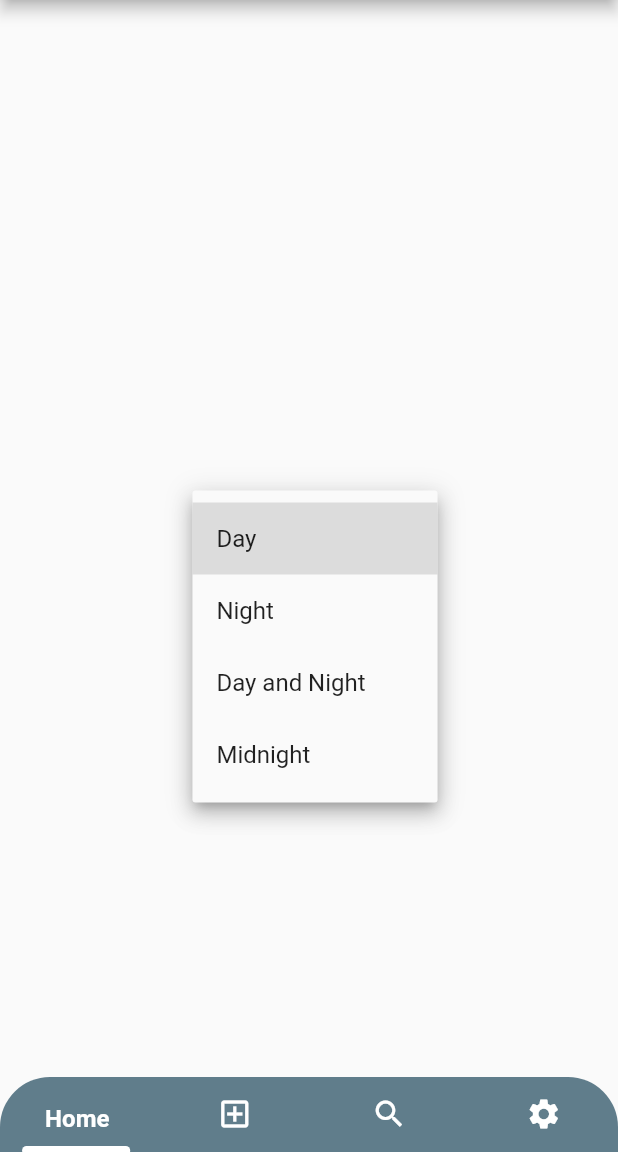
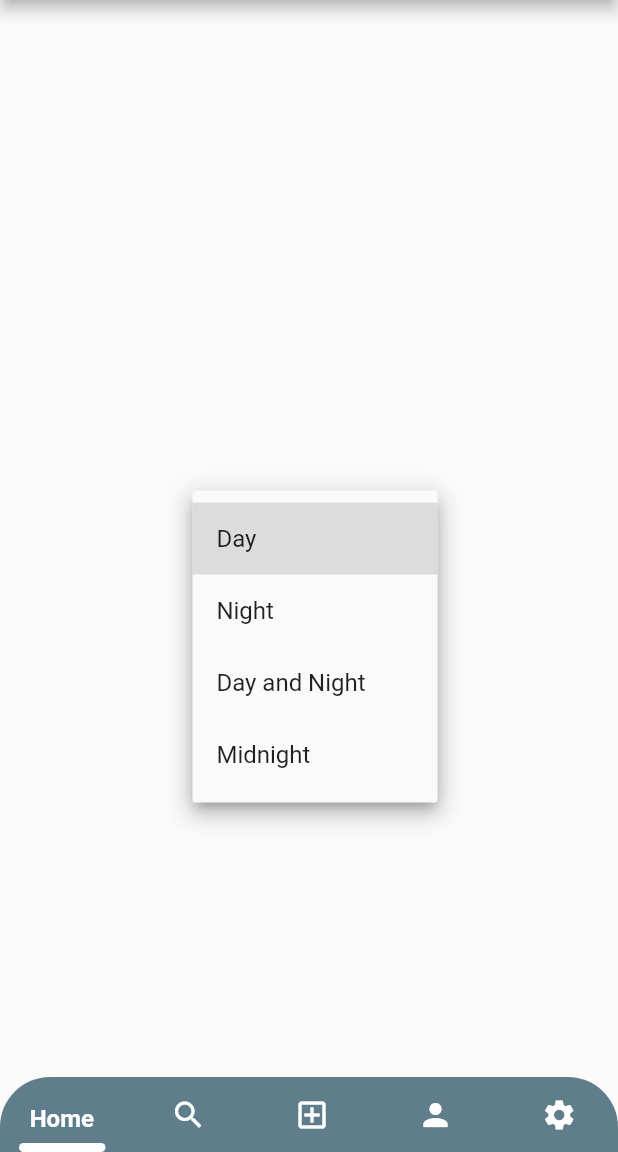
Before and after one commit to ikyilmaz/flutter-animated-bottom-navigation-bar, a Flutter app: the screen it shows after launch, after a tap on "Day", on a phone screen of 412 x 824 dp, the part 84-1236 px from its top. Run offline on Flutter 3.47's test engine with Material 2 defaults, Android fonts, the phone set to English and light mode, and no system bars.

Commit message:
some improvements

```diff
--- a/lib/main.dart
+++ b/lib/main.dart
@@ -19,14 +19,19 @@ class MyHomePage extends StatefulWidget {
       title: "Home",
     ),
     NavItem(
+      icon: Icons.search,
+      color: Colors.white,
+      title: "Search",
+    ),
+    NavItem(
       icon: Icons.add_box_outlined,
       color: Colors.white,
       title: "Add",
     ),
     NavItem(
-      icon: Icons.search,
+      icon: Icons.person,
       color: Colors.white,
-      title: "Search",
+      title: "Profile",
     ),
     NavItem(
       icon: Icons.settings,
@@ -43,13 +48,12 @@ class MyHomePage extends StatefulWidget {
   ];
 
   final double _navHeight = 50;
+  final double _iconSize = 24;
 
   final Curve _curve = Curves.elasticOut;
   final Duration _animationDuration = Duration(seconds: 1);
 
-  MyHomePage({
-    Key key,
-  }) : super(key: key);
+  MyHomePage({Key key}) : super(key: key);
 
   @override
   _MyHomePageState createState() => _MyHomePageState();
@@ -76,18 +80,14 @@ class _MyHomePageState extends State<MyHomePage> {
           value: _value,
           items: [
             ...widget.dropdownItems.map(
-              (e) => DropdownMenuItem(
-                child: Text(e),
-                value: e,
-              ),
+              (e) => DropdownMenuItem(child: Text(e), value: e),
             )
           ],
           onChanged: (value) => setState(() => _value = value),
         ),
       ),
       bottomNavigationBar: Container(
-        width: double.infinity,
-        height: 50,
+        height: widget._navHeight,
         decoration: BoxDecoration(
             color: Theme.of(context).primaryColor,
             borderRadius: BorderRadius.vertical(
@@ -95,7 +95,7 @@ class _MyHomePageState extends State<MyHomePage> {
         child: Stack(
           children: [
             Row(
-              mainAxisAlignment: MainAxisAlignment.spaceAround,
+              // mainAxisAlignment: MainAxisAlignment.spaceBetween,
               children: [
                 ...widget._navItems.asMap().entries.map((e) {
                   final int index = e.key;
@@ -117,16 +117,19 @@ class _MyHomePageState extends State<MyHomePage> {
                           // border: Border(right: BorderSide(width: 1)),
                         ),
                         child: Stack(
+                          alignment: Alignment.bottomRight,
                           children: [
                             AnimatedPositioned(
                               duration: widget._animationDuration,
                               curve: widget._curve,
                               top: isActive
                                   ? -(widget._navHeight / 2)
-                                  : (widget._navHeight / 4),
+                                  : (widget._navHeight / 2) -
+                                      (widget._iconSize / 2),
                               left: tabWidth / 2 - 10,
                               child: Icon(
                                 e.value.icon,
+                                size: widget._iconSize,
                                 color: Theme.of(context)
                                     .primaryTextTheme
                                     .button
@@ -138,7 +141,8 @@ class _MyHomePageState extends State<MyHomePage> {
                               curve: widget._curve,
                               width: tabWidth,
                               bottom: isActive
-                                  ? (widget._navHeight / 4)
+                                  ? (widget._navHeight / 2) -
+                                      (widget._iconSize / 2)
                                   : -(widget._navHeight / 2),
                               child: Text(
                                 e.value.title,
@@ -162,8 +166,8 @@ class _MyHomePageState extends State<MyHomePage> {
               ],
             ),
             AnimatedPositioned(
-              bottom: -2,
-              left: (tabWidth * _activeIndex) + tabWidth / 7,
+              bottom: 0,
+              left: (tabWidth * _activeIndex) + tabWidth / 6.5,
               child: Container(
                 width: tabWidth * 0.7,
                 height: 6,
```
